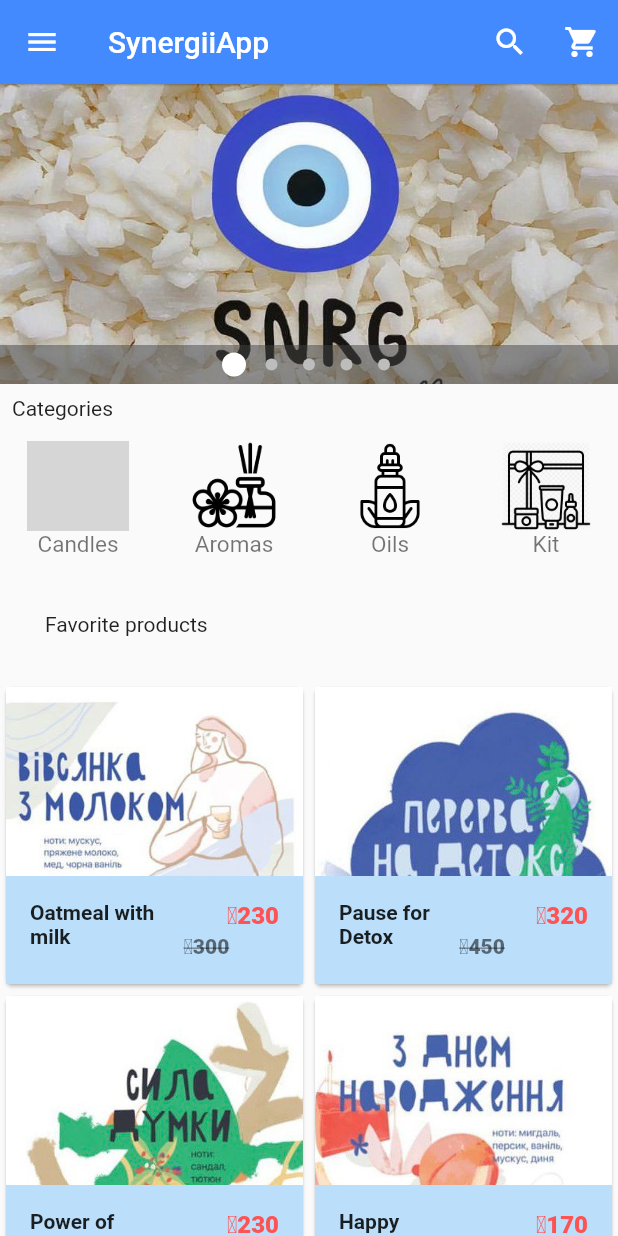
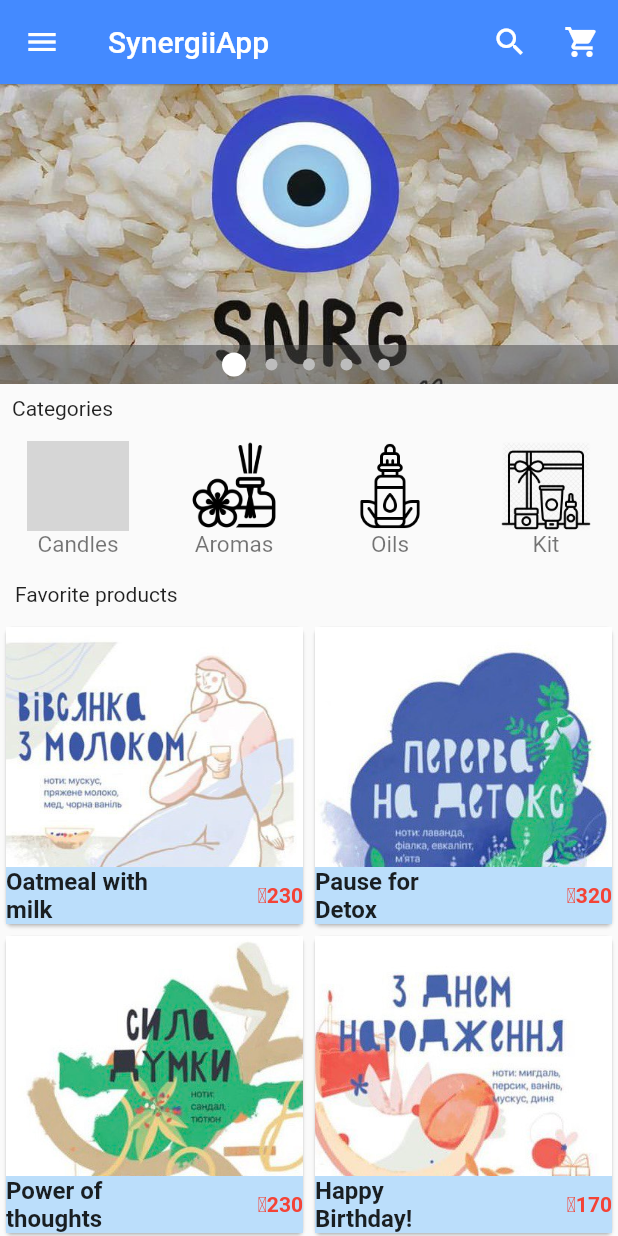
Before and after one commit to Vi4697/synergiia_app, a Flutter app: the screen it shows after launch, on a phone screen of 412 x 824 dp. Run offline on Flutter 3.47's test engine with Material 2 defaults, Android fonts, the phone set to English and light mode, and no system bars; drawn by our look-alikes of carousel_pro; grey boxes are pictures that could not be loaded.

Commit message:
Interface changes

```diff
--- a/lib/components/products.dart
+++ b/lib/components/products.dart
@@ -35,6 +35,22 @@ class _ProductsState extends State<Products> {
     {
       "name": "Happy \nBirthday!",
       "picture": "images/products/hb.jpg",
+      "size": "small",
+      "container": "metallic",
+      "old_price": 250,
+      "price": 170,
+    },
+    {
+      "name": "Season\nspring-summer!",
+      "picture": "images/products/lito.jpg",
+      "size": "small",
+      "container": "metallic",
+      "old_price": 250,
+      "price": 170,
+    },
+    {
+      "name": "Deep secret\nCandle X",
+      "picture": "images/products/svx.jpg",
       "size": "small",
       "container": "metallic",
       "old_price": 250,
@@ -100,29 +116,13 @@ class Single_prod extends StatelessWidget {
               child: GridTile(
                   footer: Container(
                     color: Colors.blue.shade100,
-                    child: ListTile(
-                      leading: Text(
-                        prod_name,
-                        style: TextStyle(fontWeight: FontWeight.bold),
+                    child: Row(children: <Widget>[
+                      Expanded(
+                          child: Text(prod_name, style: TextStyle(fontWeight: FontWeight.bold, fontSize: 16.0),),
                       ),
-                      title: Container(
-                        alignment: Alignment.centerRight,
-                        child: Text(
-                          "\₴$prod_price",
-                          style: TextStyle(
-                              color: Colors.redAccent,
-                              fontWeight: FontWeight.w800),
-                        ),
-                      ),
-                      subtitle: Text(
-                        "\₴$prod_old_price",
-                        style: TextStyle(
-                          color: Colors.black54,
-                          fontWeight: FontWeight.w800,
-                          decoration: TextDecoration.lineThrough,
-                        ),
-                      ),
-                    ),
+
+                      Text("\₴${prod_price}", style: TextStyle(color: Colors.red, fontWeight: FontWeight.bold),)
+                    ],)
                   ),
                   child: Image.asset(
                     prod_picture,
--- a/lib/main.dart
+++ b/lib/main.dart
@@ -173,7 +173,7 @@ class _HomePageState extends State<HomePage> {
           HorizontalList(),
 
           //padding widget
-          new Padding(padding: const EdgeInsets.all(30.0),
+          new Padding(padding: const EdgeInsets.all(10.0),
             child: new Text('Favorite products'),),
 
           //grid view
--- a/pubspec.yaml
+++ b/pubspec.yaml
@@ -75,6 +75,8 @@ flutter:
     - images/products/hb.jpg
     - images/products/power.jpg
     - images/products/detox.jpg
+    - images/products/lito.jpg
+    - images/products/svx.jpg
     - images/containers/cont_al1.jpg
     - images/containers/cont_kr1.jpg
     - images/containers/cont_st1.jpg
```
Also changed, not shown: images/products/lito.jpg (added), images/products/svx.jpg (added).
